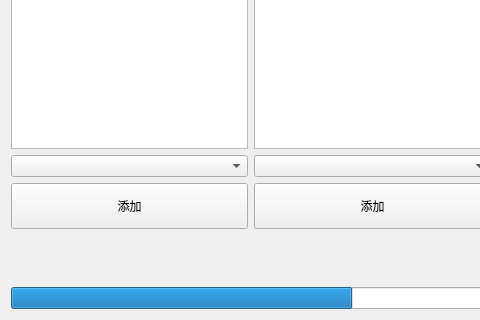
Before: the Qt Designer form needs.ui in chapman2016/rfix_529, drawn with Qt 5; both pictures show x 0 to 480 and y 243 to 563 of the 733 by 563 pixel window.
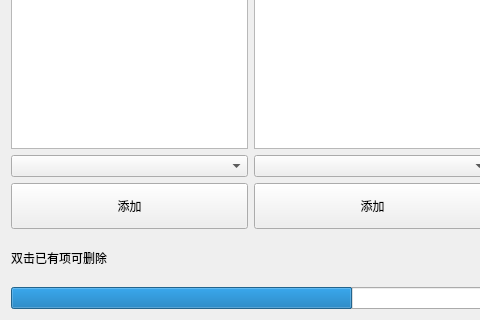
After: the same form once the commit is applied.

What changed in the file:
```diff
--- a/needs.ui
+++ b/needs.ui
@@ -152,6 +152,13 @@
      </property>
     </widget>
    </item>
+   <item row="5" column="0">
+    <widget class="QLabel" name="label_5">
+     <property name="text">
+      <string>双击已有项可删除</string>
+     </property>
+    </widget>
+   </item>
   </layout>
  </widget>
  <resources/>
```
